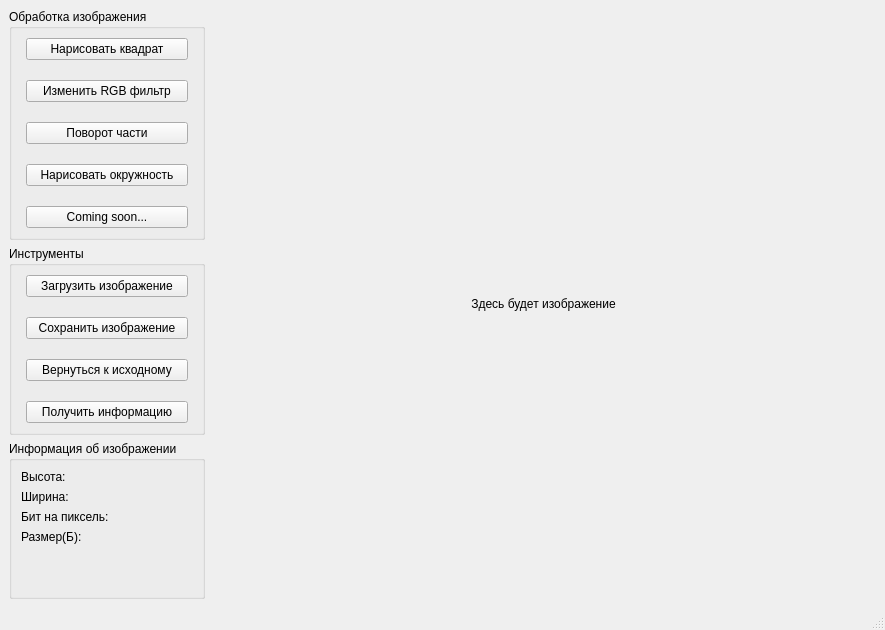
Jengle88/labs_etu, file labsC/cw2_V9/forms/mainwindow.ui: the form before one commit.
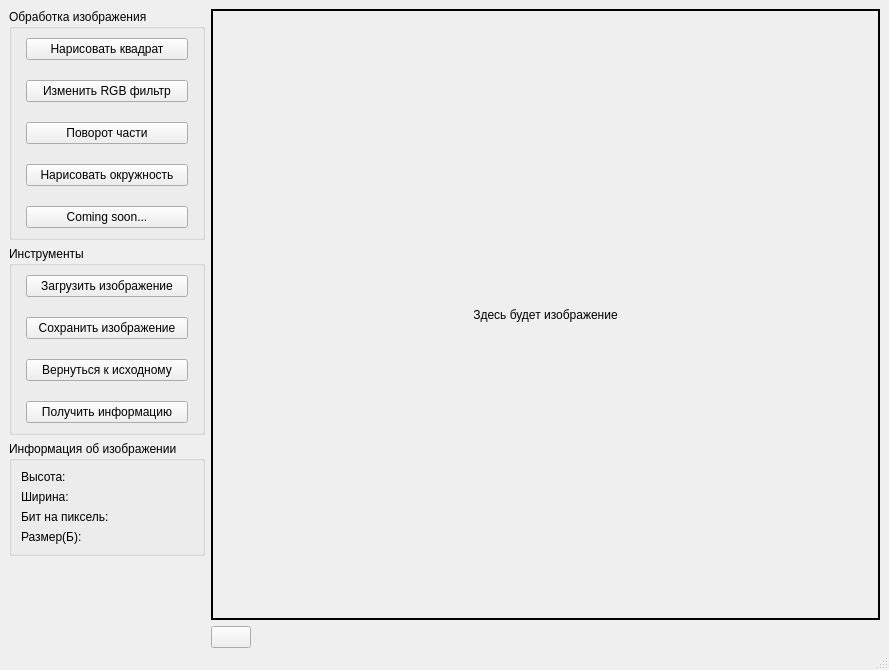
The form after the commit. Icons and pictures are not drawn.

Commit message: cw2: fix temp file, add change size widget

Diff of the .ui file:
```diff
--- a/labsC/cw2_V9/forms/mainwindow.ui
+++ b/labsC/cw2_V9/forms/mainwindow.ui
@@ -12,8 +12,8 @@
    <rect>
     <x>0</x>
     <y>0</y>
-    <width>885</width>
-    <height>630</height>
+    <width>889</width>
+    <height>670</height>
    </rect>
   </property>
   <property name="sizePolicy">
@@ -36,16 +36,21 @@
     </sizepolicy>
    </property>
    <layout class="QFormLayout" name="formLayout_2">
-    <property name="sizeConstraint">
-     <enum>QLayout::SetDefaultConstraint</enum>
+    <property name="labelAlignment">
+     <set>Qt::AlignLeading|Qt::AlignLeft|Qt::AlignVCenter</set>
     </property>
-    <property name="fieldGrowthPolicy">
-     <enum>QFormLayout::AllNonFixedFieldsGrow</enum>
+    <property name="formAlignment">
+     <set>Qt::AlignLeading|Qt::AlignLeft|Qt::AlignTop</set>
     </property>
-    <item row="0" column="0">
+    <property name="bottomMargin">
+     <number>0</number>
+    </property>
+    <item row="2" column="0">
+     <layout class="QVBoxLayout" name="verticalLayout_6">
+      <item>
      <layout class="QVBoxLayout" name="verticalLayout_5">
       <property name="sizeConstraint">
-       <enum>QLayout::SetNoConstraint</enum>
+         <enum>QLayout::SetFixedSize</enum>
       </property>
       <item>
        <widget class="QGroupBox" name="groupBox">
@@ -305,7 +310,7 @@
       <item>
        <widget class="QGroupBox" name="groupBox_3">
         <property name="sizePolicy">
-         <sizepolicy hsizetype="Expanding" vsizetype="Expanding">
+           <sizepolicy hsizetype="Fixed" vsizetype="Preferred">
           <horstretch>0</horstretch>
           <verstretch>0</verstretch>
          </sizepolicy>
@@ -370,28 +375,60 @@
            </property>
           </widget>
          </item>
-        </layout>
-       </widget>
-      </item>
-     </layout>
+           <item row="2" column="1">
+            <widget class="QLabel" name="width_label">
+             <property name="text">
+              <string/>
+             </property>
+            </widget>
     </item>
     <item row="0" column="1">
+            <widget class="QLabel" name="height_label">
+             <property name="text">
+              <string/>
+             </property>
+            </widget>
+           </item>
+          </layout>
+         </widget>
+        </item>
+       </layout>
+      </item>
+      <item>
+       <spacer name="verticalSpacer_8">
+        <property name="orientation">
+         <enum>Qt::Vertical</enum>
+        </property>
+        <property name="sizeHint" stdset="0">
+         <size>
+          <width>20</width>
+          <height>1000000</height>
+         </size>
+        </property>
+       </spacer>
+      </item>
+     </layout>
+    </item>
+    <item row="2" column="1">
      <widget class="QLabel" name="label">
       <property name="enabled">
        <bool>true</bool>
       </property>
       <property name="sizePolicy">
-       <sizepolicy hsizetype="Preferred" vsizetype="Preferred">
+       <sizepolicy hsizetype="Expanding" vsizetype="Expanding">
         <horstretch>0</horstretch>
         <verstretch>0</verstretch>
        </sizepolicy>
       </property>
       <property name="minimumSize">
        <size>
-        <width>640</width>
-        <height>560</height>
+        <width>646</width>
+        <height>609</height>
        </size>
       </property>
+      <property name="styleSheet">
+       <string notr="true">border-style: solid; border-width: 2px; border-color: black;</string>
+      </property>
       <property name="text">
        <string>Здесь будет изображение</string>
       </property>
@@ -403,6 +440,23 @@
       </property>
      </widget>
     </item>
+    <item row="3" column="1">
+     <widget class="QPushButton" name="reload_scale">
+      <property name="sizePolicy">
+       <sizepolicy hsizetype="Fixed" vsizetype="Fixed">
+        <horstretch>0</horstretch>
+        <verstretch>0</verstretch>
+       </sizepolicy>
+      </property>
+      <property name="text">
+       <string/>
+      </property>
+      <property name="icon">
+       <iconset>
+        <normaloff>../res/reload.png</normaloff>../res/reload.png</iconset>
+      </property>
+     </widget>
+    </item>
    </layout>
   </widget>
   <widget class="QStatusBar" name="statusbar"/>
```
Left out of the diff: 28 changed lines with no effect on the pictures. Lines whose indentation alone changed are shown as unchanged. The commit also changes 3 other files.
